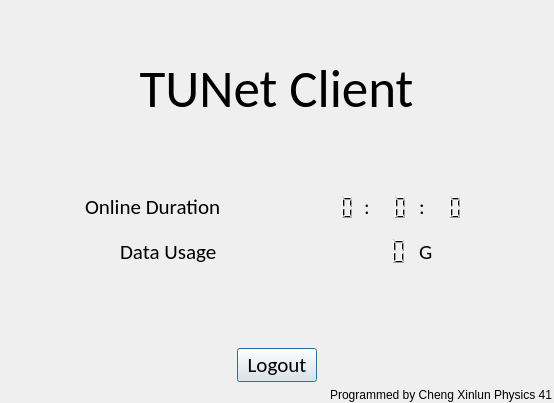
Above: online_dialog.ui from chengxinlun/EasyTsinghua before the change. Below: the same form after it.
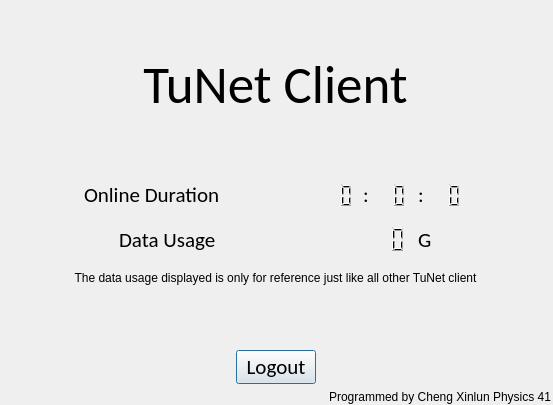
That is the form after the change.

Diff of the .ui file:
```diff
--- a/online_dialog.ui
+++ b/online_dialog.ui
@@ -6,8 +6,8 @@
    <rect>
     <x>0</x>
     <y>0</y>
-    <width>554</width>
-    <height>403</height>
+    <width>553</width>
+    <height>405</height>
    </rect>
   </property>
   <property name="sizePolicy">
@@ -25,8 +25,8 @@
   <widget class="QWidget" name="">
    <property name="geometry">
     <rect>
-     <x>1</x>
-     <y>-9</y>
+     <x>0</x>
+     <y>-7</y>
      <width>551</width>
      <height>411</height>
     </rect>
@@ -54,7 +54,7 @@
        </font>
       </property>
       <property name="text">
-       <string>TUNet Client</string>
+       <string>TuNet Client</string>
       </property>
       <property name="alignment">
        <set>Qt::AlignCenter</set>
@@ -274,6 +274,21 @@
       </item>
      </layout>
     </item>
+    <item>
+     <widget class="QLabel" name="label_8">
+      <property name="font">
+       <font>
+        <pointsize>9</pointsize>
+       </font>
+      </property>
+      <property name="text">
+       <string>The data usage displayed is only for reference just like all other TuNet client</string>
+      </property>
+      <property name="alignment">
+       <set>Qt::AlignCenter</set>
+      </property>
+     </widget>
+    </item>
     <item>
      <spacer name="verticalSpacer">
       <property name="orientation">
```
